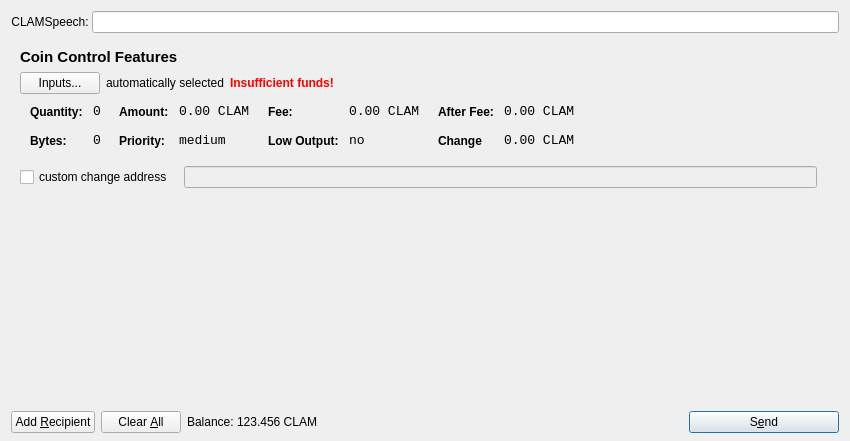
First picture: the form in src/qt/forms/sendcoinsdialog.ui, repository coinkeeper/2015-06-22_18-55_clams, before the edit.
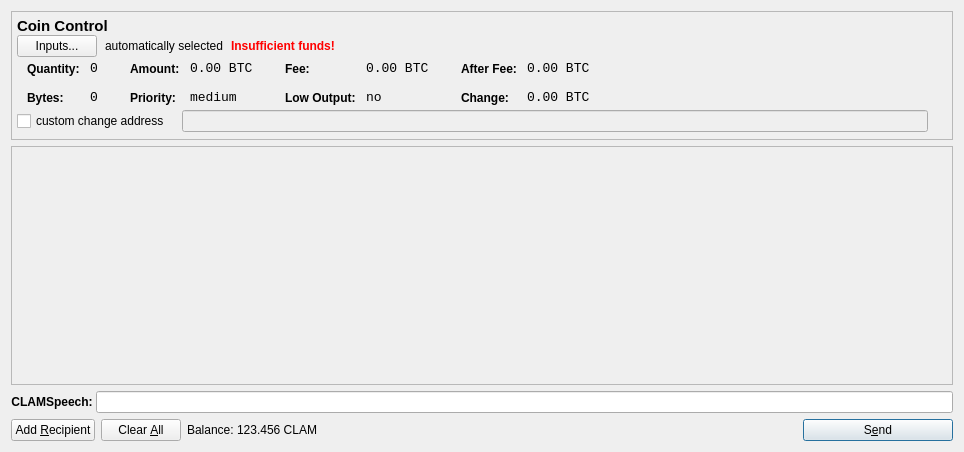
Second picture: the form after the edit. Icons and pictures are not drawn. Custom widgets are drawn as their Qt base class.

Commit message:
ui toolbar fixes. coin control size fix. stylesheet file detect, writes from qrc":/text/stylesheet" into style.qss if file does not exist.
Conflicts:
	src/qt/bitcoin.qrc

```diff
--- a/src/qt/forms/sendcoinsdialog.ui
+++ b/src/qt/forms/sendcoinsdialog.ui
@@ -6,48 +6,15 @@
    <rect>
     <x>0</x>
     <y>0</y>
-    <width>850</width>
-    <height>441</height>
+    <width>964</width>
+    <height>452</height>
    </rect>
   </property>
   <property name="windowTitle">
    <string>Send Coins</string>
   </property>
-  <layout class="QVBoxLayout" name="verticalLayout" stretch="0,1,0,0,0">
-   <property name="bottomMargin">
-    <number>8</number>
-   </property>
-   <item>
-    <layout class="QHBoxLayout" name="horizontalLayoutCLAMSpeech">
-     <property name="spacing">
-      <number>0</number>
-     </property>
-     <item>
-      <widget class="QLabel" name="labelCLAMSpeech">
-       <property name="text">
-        <string>CLAMSpeech: </string>
-       </property>
-       <property name="alignment">
-        <set>Qt::AlignLeading|Qt::AlignLeft|Qt::AlignRight|Qt::AlignTrailing|Qt::AlignVCenter</set>
-       </property>
-       <property name="buddy">
-        <cstring>editCLAMSpeech</cstring>
-       </property>
-      </widget>
-     </item>
-     <item>
-      <widget class="QValidatedLineEdit" name="editCLAMSpeech">
-       <property name="enabled">
-        <bool>true</bool>
-       </property>
-       <property name="toolTip">
-        <string>Enter a transaction comment (Note: this information is public)</string>
-       </property>
-      </widget>
-     </item>
-    </layout>
-   </item>
-   <item>
+  <layout class="QGridLayout" name="gridLayout">
+   <item row="0" column="0">
     <widget class="QFrame" name="frameCoinControl">
      <property name="sizePolicy">
       <sizepolicy hsizetype="Expanding" vsizetype="MinimumExpanding">
@@ -58,17 +25,46 @@
      <property name="maximumSize">
       <size>
        <width>16777215</width>
-       <height>170</height>
+       <height>16777215</height>
       </size>
      </property>
      <property name="frameShape">
-      <enum>QFrame::NoFrame</enum>
+      <enum>QFrame::StyledPanel</enum>
      </property>
-     <layout class="QGridLayout" name="gridLayout">
-      <item row="0" column="0">
+     <property name="frameShadow">
+      <enum>QFrame::Sunken</enum>
+     </property>
+     <layout class="QVBoxLayout" name="verticalLayoutCoinControl2">
+      <property name="spacing">
+       <number>6</number>
+      </property>
+      <property name="leftMargin">
+       <number>5</number>
+      </property>
+      <property name="topMargin">
+       <number>5</number>
+      </property>
+      <property name="rightMargin">
+       <number>0</number>
+      </property>
+      <property name="bottomMargin">
+       <number>6</number>
+      </property>
+      <item>
+       <layout class="QVBoxLayout" name="verticalLayoutCoinControl" stretch="0,0,0,0,0">
+        <property name="spacing">
+         <number>0</number>
+        </property>
+        <property name="leftMargin">
+         <number>0</number>
+        </property>
+        <property name="topMargin">
+         <number>0</number>
+        </property>
+        <item>
        <layout class="QHBoxLayout" name="horizontalLayoutCoinControl1">
-        <property name="sizeConstraint">
-         <enum>QLayout::SetMinimumSize</enum>
+          <property name="bottomMargin">
+           <number>0</number>
         </property>
         <item>
          <widget class="QLabel" name="labelCoinControlFeatures">
@@ -89,16 +85,19 @@
            <string notr="true">font-weight:bold;</string>
           </property>
           <property name="text">
-           <string>Coin Control Features</string>
+             <string>Coin Control</string>
           </property>
          </widget>
         </item>
        </layout>
       </item>
-      <item row="1" column="0" colspan="3">
+        <item>
        <layout class="QHBoxLayout" name="horizontalLayoutCoinControl2" stretch="0,0,0,0">
-        <property name="sizeConstraint">
-         <enum>QLayout::SetMinimumSize</enum>
+          <property name="spacing">
+           <number>8</number>
+          </property>
+          <property name="bottomMargin">
+           <number>0</number>
         </property>
         <item>
          <widget class="QPushButton" name="pushButtonCoinControl">
@@ -154,10 +153,10 @@
         </item>
        </layout>
       </item>
-      <item row="2" column="0" colspan="3">
+        <item>
        <widget class="QWidget" name="widgetCoinControl" native="true">
         <property name="sizePolicy">
-         <sizepolicy hsizetype="MinimumExpanding" vsizetype="Minimum">
+           <sizepolicy hsizetype="Preferred" vsizetype="Preferred">
           <horstretch>0</horstretch>
           <verstretch>0</verstretch>
          </sizepolicy>
@@ -186,12 +185,15 @@
          </property>
          <item>
           <layout class="QHBoxLayout" name="horizontalLayoutCoinControl3" stretch="0,0,0,1">
-           <property name="sizeConstraint">
-            <enum>QLayout::SetMinimumSize</enum>
+             <property name="spacing">
+              <number>20</number>
            </property>
            <property name="topMargin">
             <number>0</number>
            </property>
+             <property name="bottomMargin">
+              <number>0</number>
+             </property>
            <item>
             <layout class="QFormLayout" name="formLayoutCoinControl1">
              <property name="horizontalSpacing">
@@ -326,7 +328,7 @@
                 <enum>Qt::ActionsContextMenu</enum>
                </property>
                <property name="text">
-                <string>0.00 CLAM</string>
+                  <string notr="true">0.00 BTC</string>
                </property>
                <property name="textInteractionFlags">
                 <set>Qt::LinksAccessibleByMouse|Qt::TextSelectableByKeyboard|Qt::TextSelectableByMouse</set>
@@ -412,7 +414,7 @@
                 <enum>Qt::ActionsContextMenu</enum>
                </property>
                <property name="text">
-                <string>0.00 CLAM</string>
+                  <string notr="true">0.00 BTC</string>
                </property>
                <property name="textInteractionFlags">
                 <set>Qt::LinksAccessibleByMouse|Qt::TextSelectableByKeyboard|Qt::TextSelectableByMouse</set>
@@ -498,7 +500,7 @@
                 <enum>Qt::ActionsContextMenu</enum>
                </property>
                <property name="text">
-                <string>0.00 CLAM</string>
+                  <string notr="true">0.00 BTC</string>
                </property>
                <property name="textInteractionFlags">
                 <set>Qt::LinksAccessibleByMouse|Qt::TextSelectableByKeyboard|Qt::TextSelectableByMouse</set>
@@ -511,7 +513,7 @@
                 <string notr="true">font-weight:bold;</string>
                </property>
                <property name="text">
-                <string>Change</string>
+                  <string>Change:</string>
                </property>
               </widget>
              </item>
@@ -530,7 +532,7 @@
                 <enum>Qt::ActionsContextMenu</enum>
                </property>
                <property name="text">
-                <string>0.00 CLAM</string>
+                  <string notr="true">0.00 BTC</string>
                </property>
                <property name="textInteractionFlags">
                 <set>Qt::LinksAccessibleByMouse|Qt::TextSelectableByKeyboard|Qt::TextSelectableByMouse</set>
@@ -544,14 +546,28 @@
         </layout>
        </widget>
       </item>
-      <item row="3" column="0">
+        <item>
+         <layout class="QHBoxLayout" name="horizontalLayoutCoinControl4" stretch="0,0,0">
+          <property name="spacing">
+           <number>12</number>
+          </property>
+          <property name="sizeConstraint">
+           <enum>QLayout::SetDefaultConstraint</enum>
+          </property>
+          <property name="topMargin">
+           <number>5</number>
+          </property>
+          <property name="rightMargin">
+           <number>5</number>
+          </property>
+          <item>
        <widget class="QCheckBox" name="checkBoxCoinControlChange">
         <property name="text">
          <string>custom change address</string>
         </property>
        </widget>
       </item>
-      <item row="3" column="1">
+          <item>
        <widget class="QLineEdit" name="lineEditCoinControlChange">
         <property name="enabled">
          <bool>false</bool>
@@ -564,7 +580,7 @@
         </property>
        </widget>
       </item>
-      <item row="3" column="2">
+          <item>
        <widget class="QLabel" name="labelCoinControlChangeLabel">
         <property name="sizePolicy">
          <sizepolicy hsizetype="Preferred" vsizetype="Expanding">
@@ -587,18 +603,32 @@
        </widget>
       </item>
      </layout>
-    </widget>
    </item>
    <item>
+         <spacer name="verticalSpacerCoinControl">
+          <property name="orientation">
+           <enum>Qt::Vertical</enum>
+          </property>
+          <property name="sizeType">
+           <enum>QSizePolicy::MinimumExpanding</enum>
+          </property>
+          <property name="sizeHint" stdset="0">
+           <size>
+            <width>800</width>
+            <height>1</height>
+           </size>
+          </property>
+         </spacer>
+        </item>
+       </layout>
+      </item>
+     </layout>
+    </widget>
+   </item>
+   <item row="1" column="0">
     <widget class="QScrollArea" name="scrollArea">
-     <property name="sizePolicy">
-      <sizepolicy hsizetype="MinimumExpanding" vsizetype="Maximum">
-       <horstretch>0</horstretch>
-       <verstretch>0</verstretch>
-      </sizepolicy>
-     </property>
-     <property name="frameShape">
-      <enum>QFrame::NoFrame</enum>
+     <property name="sizeAdjustPolicy">
+      <enum>QAbstractScrollArea::AdjustToContents</enum>
      </property>
      <property name="widgetResizable">
       <bool>true</bool>
@@ -608,14 +638,11 @@
        <rect>
         <x>0</x>
         <y>0</y>
-        <width>832</width>
-        <height>79</height>
+        <width>944</width>
+        <height>174</height>
        </rect>
       </property>
       <layout class="QVBoxLayout" name="verticalLayout_2">
-       <property name="sizeConstraint">
-        <enum>QLayout::SetMaximumSize</enum>
-       </property>
        <property name="leftMargin">
         <number>0</number>
        </property>
@@ -637,29 +664,68 @@
           <enum>QLayout::SetMaximumSize</enum>
          </property>
         </layout>
-       </item>
-      </layout>
-     </widget>
-    </widget>
    </item>
    <item>
     <spacer name="verticalSpacer">
      <property name="orientation">
       <enum>Qt::Vertical</enum>
      </property>
+         <property name="sizeType">
+          <enum>QSizePolicy::Expanding</enum>
+         </property>
      <property name="sizeHint" stdset="0">
       <size>
-       <width>20</width>
-       <height>40</height>
+           <width>800</width>
+           <height>800</height>
       </size>
      </property>
     </spacer>
    </item>
+      </layout>
+     </widget>
+    </widget>
+   </item>
+   <item row="2" column="0">
+    <layout class="QHBoxLayout" name="horizontalLayoutCLAMSpeech">
+     <property name="spacing">
+      <number>0</number>
+     </property>
+     <property name="sizeConstraint">
+      <enum>QLayout::SetMinimumSize</enum>
+     </property>
    <item>
+      <widget class="QLabel" name="labelCLAMSpeech">
+       <property name="font">
+        <font>
+         <weight>75</weight>
+         <bold>true</bold>
+        </font>
+       </property>
+       <property name="text">
+        <string>CLAMSpeech: </string>
+       </property>
+       <property name="alignment">
+        <set>Qt::AlignLeading|Qt::AlignLeft|Qt::AlignRight|Qt::AlignTrailing|Qt::AlignVCenter</set>
+       </property>
+       <property name="buddy">
+        <cstring>editCLAMSpeech</cstring>
+       </property>
+      </widget>
+     </item>
+     <item>
+      <widget class="QValidatedLineEdit" name="editCLAMSpeech">
+       <property name="enabled">
+        <bool>true</bool>
+       </property>
+       <property name="toolTip">
+        <string>Enter a transaction comment (Note: this information is public)</string>
+       </property>
+      </widget>
+     </item>
+    </layout>
+   </item>
+   <item row="3" column="0">
     <layout class="QHBoxLayout" name="horizontalLayout">
-     <property name="sizeConstraint">
-      <enum>QLayout::SetMinimumSize</enum>
-     </property>
      <item>
       <widget class="QPushButton" name="addButton">
        <property name="toolTip">
@@ -710,12 +776,6 @@
        </property>
        <item>
         <widget class="QLabel" name="label">
-         <property name="sizePolicy">
-          <sizepolicy hsizetype="Preferred" vsizetype="Fixed">
-           <horstretch>0</horstretch>
-           <verstretch>0</verstretch>
-          </sizepolicy>
-         </property>
          <property name="text">
           <string>Balance:</string>
          </property>
@@ -723,12 +783,6 @@
        </item>
        <item>
         <widget class="QLabel" name="labelBalance">
-         <property name="sizePolicy">
-          <sizepolicy hsizetype="Preferred" vsizetype="Fixed">
-           <horstretch>0</horstretch>
-           <verstretch>0</verstretch>
-          </sizepolicy>
-         </property>
          <property name="cursor">
           <cursorShape>IBeamCursor</cursorShape>
          </property>
```
Left out of the diff: 7 changed lines with no effect on the pictures. Lines whose indentation alone changed are shown as unchanged. The commit also changes 5 other files.
